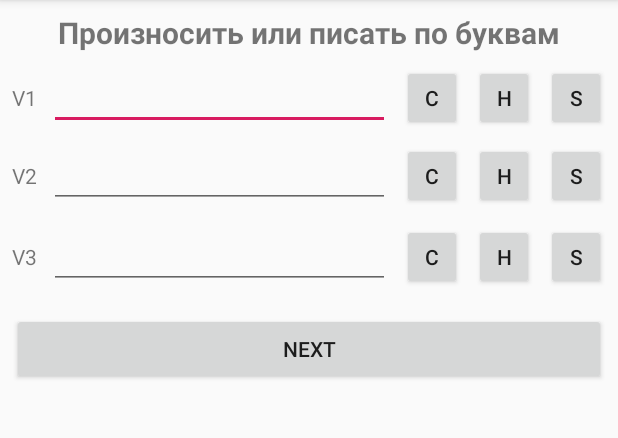
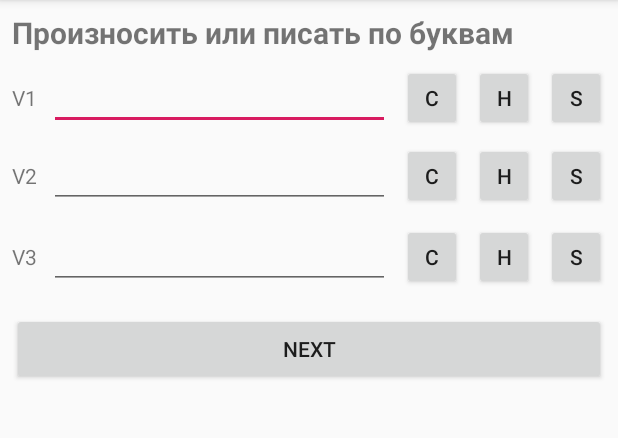
Before and after one commit to EW8S/100irregularverbs, an Android app: the WorkActivity screen opened directly, with no data from a screen before it, on a phone screen of 412 x 824 dp, the part 84-522 px from its top. Run offline under Robolectric (Android 15) with nearby library versions, the phone set to English and light mode, and no system bars.

Commit message:
temporary shot 04_08

```diff
--- a/app/src/main/res/layout/activity_work.xml
+++ b/app/src/main/res/layout/activity_work.xml
@@ -9,14 +9,15 @@
 
     <TextView
             android:text="@string/text_tv_task"
-            android:layout_width="wrap_content"
+            android:layout_width="0dp"
             android:layout_height="wrap_content"
             app:layout_constraintStart_toStartOf="parent"
             app:layout_constraintEnd_toEndOf="parent"
             android:id="@+id/tv_task"
             android:layout_marginTop="8dp"
             app:layout_constraintTop_toTopOf="parent"
-            style="@style/text_task"/>
+            style="@style/text_task" app:layout_constraintHorizontal_bias="0.111" android:layout_marginLeft="8dp"
+            android:layout_marginStart="8dp" android:layout_marginRight="8dp" android:layout_marginEnd="8dp"/>
     <TextView
             android:text="@string/text_tv_v1"
             android:layout_width="wrap_content"
```
